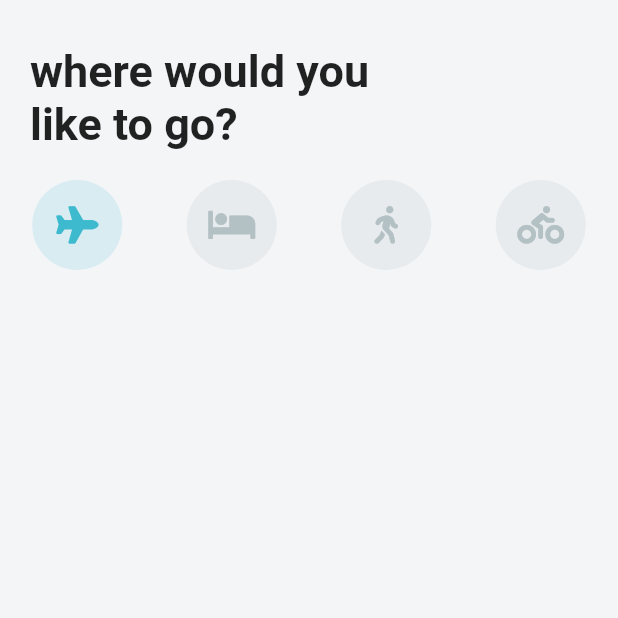
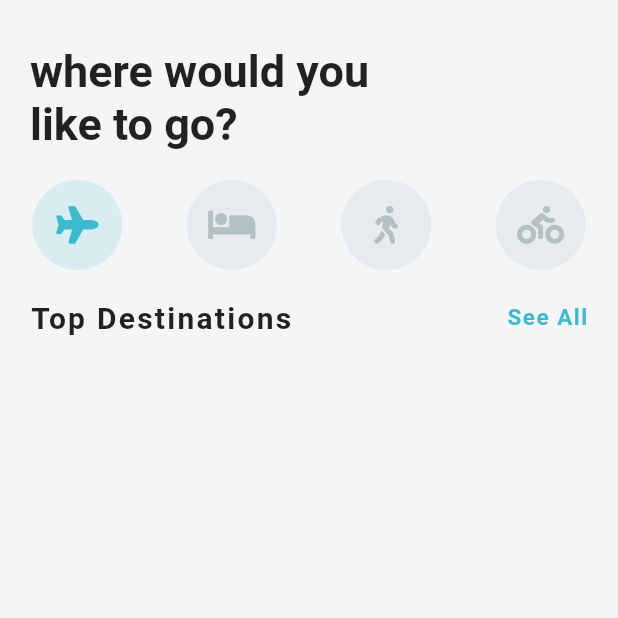
Before and after one commit to Njengak11/travel_ui, a Flutter app: the screen it shows after launch, on a phone screen of 412 x 824 dp, the top half of it. Run offline on Flutter 3.47's test engine with Material 2 defaults, Android fonts, the phone set to English and light mode, and no system bars; our stand-ins replace font_awesome_flutter.

Commit message:
added destination carousel

```diff
--- a/lib/screen/home.dart
+++ b/lib/screen/home.dart
@@ -1,5 +1,6 @@
 import 'package:flutter/material.dart';
 import 'package:font_awesome_flutter/font_awesome_flutter.dart';
+import 'package:travel_ui/widgets/destination_carousel.dart';
 
 class Home extends StatefulWidget {
   @override
@@ -63,7 +64,8 @@ class _HomeState extends State<Home> {
               )
               .toList()
             ),
-
+            SizedBox(height: 20,),
+         DestinationCarousel(),
         ],),
       ),
     );
--- /dev/null
+++ b/lib/widgets/destination_carousel.dart
@@ -0,0 +1,31 @@
+import 'package:flutter/material.dart';
+
+class DestinationCarousel extends StatelessWidget {
+  @override
+  Widget build(BuildContext context) {
+    return    Column(children: [
+              Padding(padding: EdgeInsets.symmetric(horizontal:20),
+              child: Row(
+                mainAxisAlignment:MainAxisAlignment.spaceBetween,
+                children: [
+                Text('Top Destinations',
+                style: TextStyle(
+                  fontSize: 20,
+                  fontWeight: FontWeight.bold,
+                  letterSpacing: 1.5,
+                ),),
+                GestureDetector(
+                  onTap: () => print('see all'),
+                                  child: Text('See All',
+                  style: TextStyle(
+                    color: Theme.of(context).primaryColor,
+                    fontSize: 15,
+                    fontWeight: FontWeight.w600,
+                    letterSpacing: 1,
+                  ),),
+                ),
+              ],),
+              ),
+            ],);
+  }
+}
```
